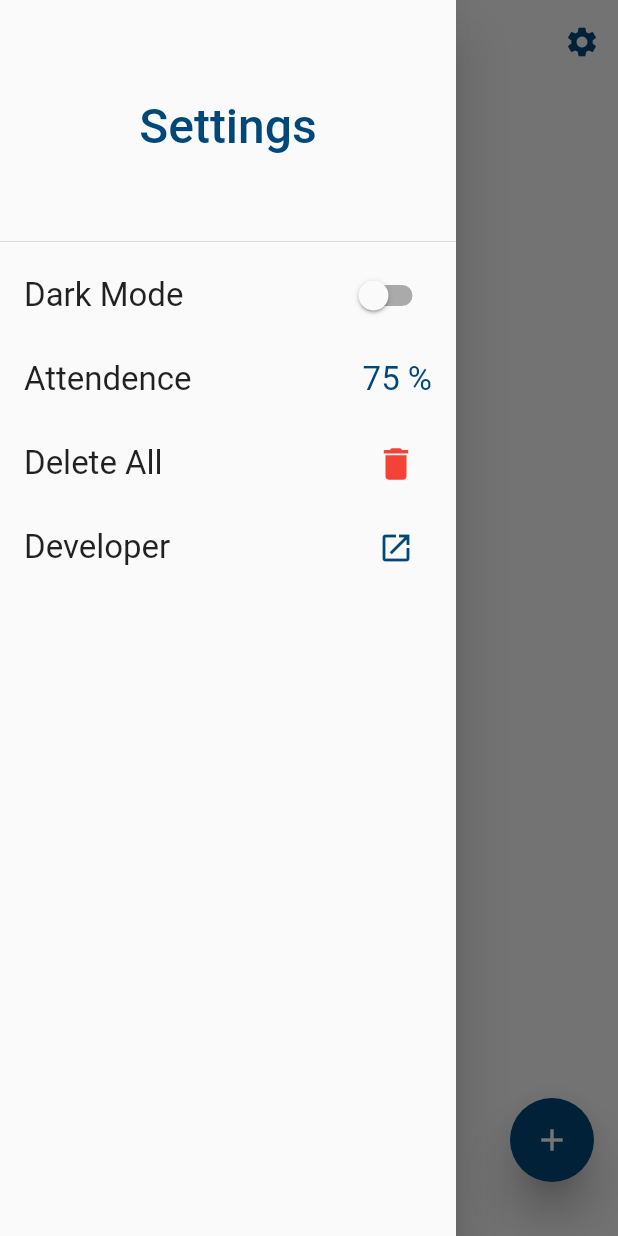
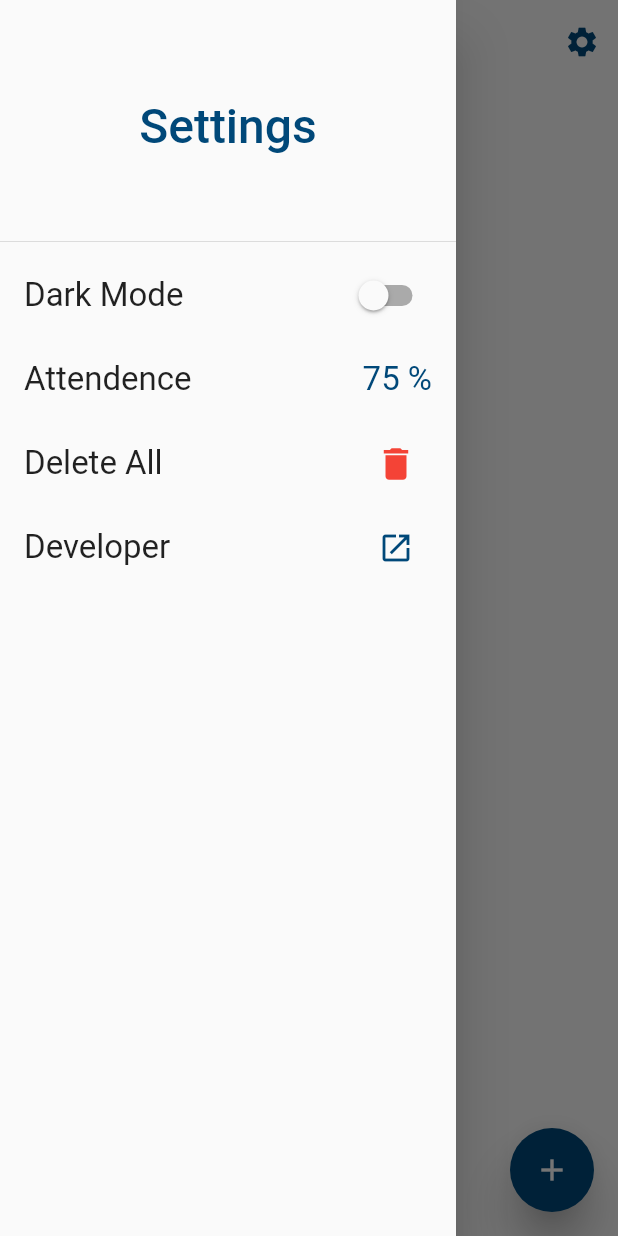
Before and after one commit to vishvaRam/Bunker, a Flutter app: the Periodic screen opened directly, with the side drawer open, on a phone screen of 412 x 824 dp. Run offline on Flutter 3.47's test engine with Material 2 defaults, Android fonts, the phone set to English and light mode, and no system bars; our stand-ins replace flutter_slidable, shared_preferences, sqflite; accounts and stored records are empty.

Commit message:
Bottom Sheet update
Bottom Sheet update

```diff
--- a/lib/Pages/PeriodicAttendence.dart
+++ b/lib/Pages/PeriodicAttendence.dart
@@ -112,7 +112,7 @@ class _PeriodicState extends State<Periodic> {
                   setMinAttendence: setMinAttendence),
             ),
             floatingActionButton: Padding(
-              padding: const EdgeInsets.only(bottom: 20.0),
+              padding: const EdgeInsets.only(bottom: 0.0),
               child: FloatingActionButton(
                 elevation: 12.0,
                 backgroundColor: widget.isDark ? floatingBTn : trueText,
@@ -476,6 +476,7 @@ class _PeriodicState extends State<Periodic> {
 
   showbottomSheet(context, TextEditingController _textController) {
     showModalBottomSheet(
+      isScrollControlled: true,
         backgroundColor: Colors.transparent,
         context: context,
         builder: (context) {
--- a/lib/main.dart
+++ b/lib/main.dart
@@ -17,7 +17,7 @@ class _MainState extends State<Main> {
   bool isDark = false;
 
   Future<bool> getAppRunsFirstTime() async{
-    SharedPreferences prefs =await SharedPreferences.getInstance();
+    SharedPreferences prefs = await SharedPreferences.getInstance();
     var res = prefs.getBool("isFirstTime");
     if(res == true){
       return true;
```
Also changed, not shown: pubspec.lock.
